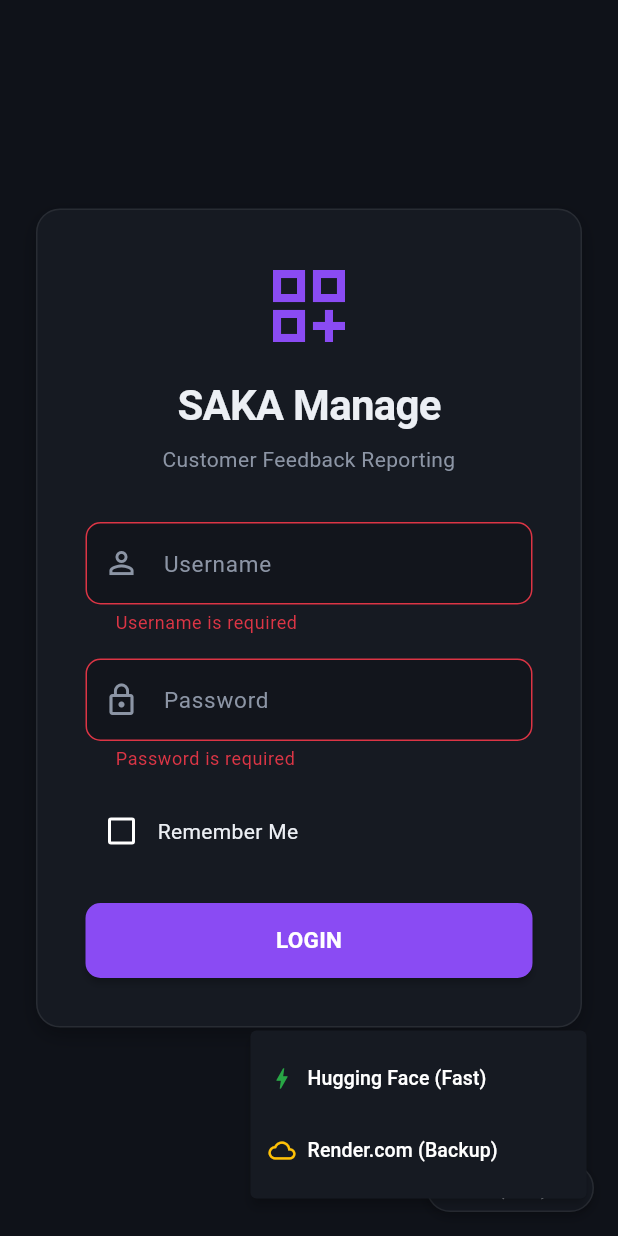
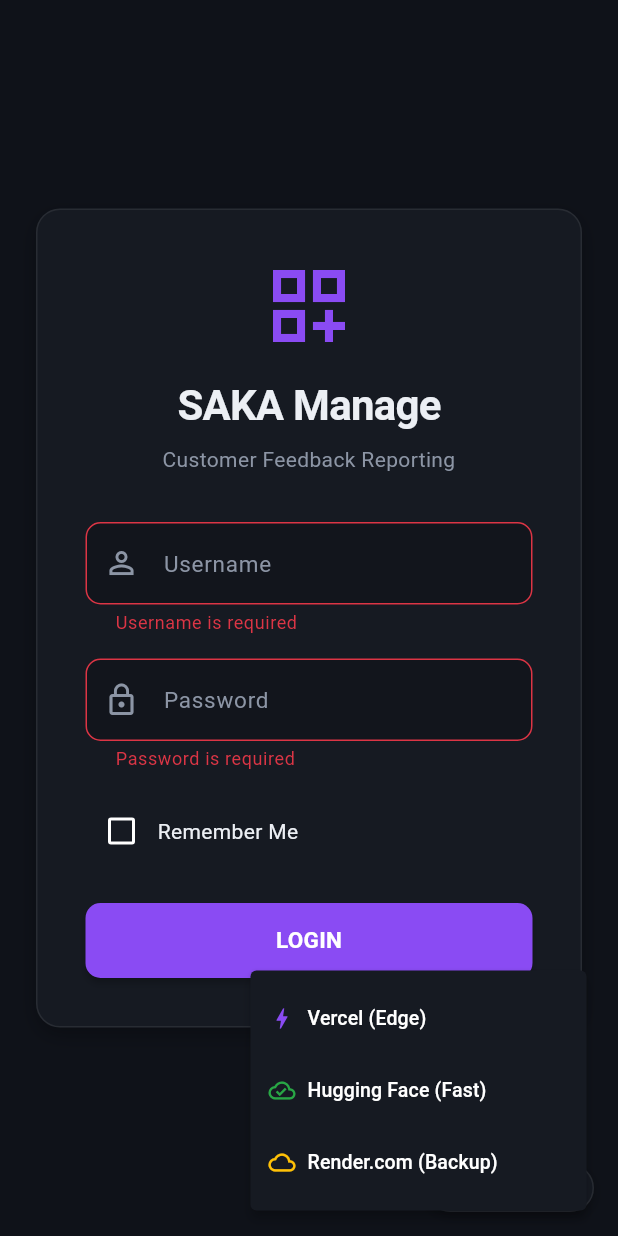
Before and after one commit to JavaBool/SAKA-Manage, a Flutter app: the screen it shows after launch, after a tap on "LOGIN", after a tap on "HF (Fast)", on a phone screen of 412 x 824 dp. Run offline on Flutter 3.47's test engine with Material 3 defaults, Android fonts, the phone set to English and light mode, and no system bars; our stand-ins replace connectivity_plus, dio, file_picker, firebase_core, firebase_messaging, flutter_riverpod and 4 more; accounts and stored records are empty.

Commit message:
Add Vercel server option to BackendUrlNotifier and ServerSwitcherWidget

```diff
--- a/client_flutter/lib/core/providers.dart
+++ b/client_flutter/lib/core/providers.dart
@@ -22,6 +22,7 @@ class BackendUrlNotifier extends StateNotifier<String> {
 
   static const String huggingFaceUrl = 'https://javabool-sakamanage.hf.space/api/v1';
   static const String renderUrl = 'https://saka-manage.onrender.com/api/v1';
+  static const String vercelUrl = 'https://saka-manage.vercel.app/api/v1';
 
   BackendUrlNotifier(this._storage) : super(huggingFaceUrl) {
     _loadUrl();
@@ -29,7 +30,7 @@ class BackendUrlNotifier extends StateNotifier<String> {
 
   Future<void> _loadUrl() async {
     final saved = await _storage.read(key: key);
-    if (saved != null && (saved == renderUrl || saved == huggingFaceUrl)) {
+    if (saved != null && (saved == renderUrl || saved == huggingFaceUrl || saved == vercelUrl)) {
       state = saved;
     }
   }
--- a/client_flutter/lib/core/server_switcher.dart
+++ b/client_flutter/lib/core/server_switcher.dart
@@ -11,9 +11,18 @@ class ServerSwitcherWidget extends ConsumerWidget {
     final activeUrl = ref.watch(backendUrlProvider);
     final notifier = ref.read(backendUrlProvider.notifier);
 
-    final isHf = activeUrl == BackendUrlNotifier.huggingFaceUrl;
-    final serverName = isHf ? "HF (Fast)" : "Render (Backup)";
-    final serverColor = isHf ? AppTheme.success : AppTheme.warning;
+    String serverName;
+    Color serverColor;
+    if (activeUrl == BackendUrlNotifier.vercelUrl) {
+      serverName = "Vercel (Edge)";
+      serverColor = AppTheme.primary;
+    } else if (activeUrl == BackendUrlNotifier.huggingFaceUrl) {
+      serverName = "HF (Fast)";
+      serverColor = AppTheme.success;
+    } else {
+      serverName = "Render (Backup)";
+      serverColor = AppTheme.warning;
+    }
 
     return Container(
       decoration: BoxDecoration(
@@ -31,16 +40,24 @@ class ServerSwitcherWidget extends ConsumerWidget {
       padding: const EdgeInsets.symmetric(horizontal: 4),
       child: PopupMenuButton<String>(
         tooltip: "Change server",
-        offset: const Offset(0, -90),
+        offset: const Offset(0, -130),
         onSelected: (url) async {
           if (url != activeUrl) {
             await notifier.setUrl(url);
             if (context.mounted) {
+              String name;
+              if (url == BackendUrlNotifier.vercelUrl) {
+                name = 'Vercel';
+              } else if (url == BackendUrlNotifier.huggingFaceUrl) {
+                name = 'Hugging Face';
+              } else {
+                name = 'Render';
+              }
               ScaffoldMessenger.of(context).clearSnackBars();
               ScaffoldMessenger.of(context).showSnackBar(
                 SnackBar(
                   content: Text(
-                    "Switched to ${url == BackendUrlNotifier.huggingFaceUrl ? 'Hugging Face' : 'Render'} server",
+                    "Switched to $name server",
                     style: const TextStyle(color: Colors.white, fontWeight: FontWeight.w500),
                   ),
                   backgroundColor: AppTheme.primary,
@@ -54,10 +71,20 @@ class ServerSwitcherWidget extends ConsumerWidget {
         },
         itemBuilder: (context) => [
           const PopupMenuItem(
+            value: BackendUrlNotifier.vercelUrl,
+            child: Row(
+              children: [
+                Icon(Icons.bolt, color: AppTheme.primary, size: 18),
+                SizedBox(width: 8),
+                Text("Vercel (Edge)", style: TextStyle(fontSize: 13, fontWeight: FontWeight.w500)),
+              ],
+            ),
+          ),
+          const PopupMenuItem(
             value: BackendUrlNotifier.huggingFaceUrl,
             child: Row(
               children: [
-                Icon(Icons.bolt, color: AppTheme.success, size: 18),
+                Icon(Icons.cloud_done_outlined, color: AppTheme.success, size: 18),
                 SizedBox(width: 8),
                 Text("Hugging Face (Fast)", style: TextStyle(fontSize: 13, fontWeight: FontWeight.w500)),
               ],
```
